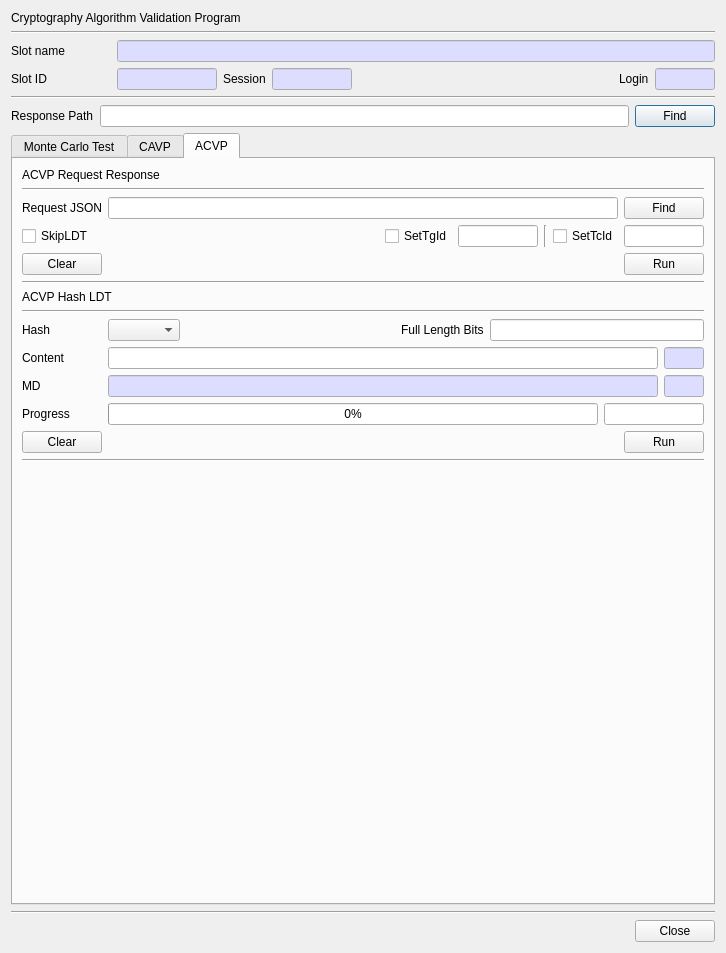
The window that CryptokiMan/cavp_dlg.ui (jykim74/CryptokiMan) describes before a commit, drawn with Qt 5.
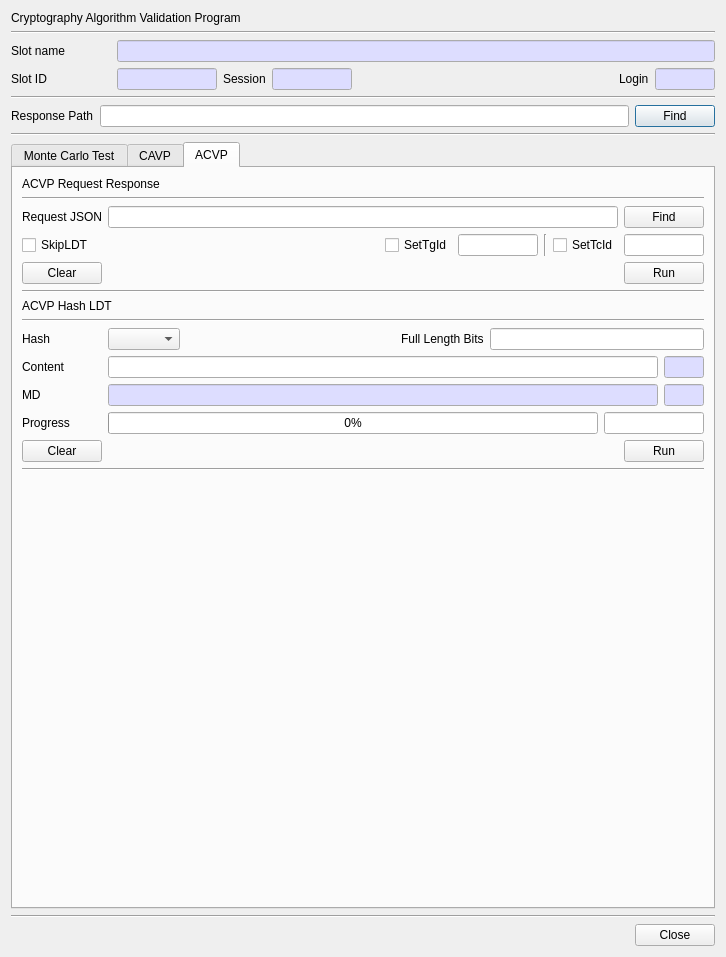
The same window after the commit.

The edit to the form file:
```diff
--- a/CryptokiMan/cavp_dlg.ui
+++ b/CryptokiMan/cavp_dlg.ui
@@ -7,7 +7,7 @@
     <x>0</x>
     <y>0</y>
     <width>726</width>
-    <height>953</height>
+    <height>957</height>
    </rect>
   </property>
   <property name="windowTitle">
@@ -280,6 +280,13 @@
      </item>
     </layout>
    </item>
+   <item>
+    <widget class="Line" name="line_18">
+     <property name="orientation">
+      <enum>Qt::Horizontal</enum>
+     </property>
+    </widget>
+   </item>
    <item>
     <widget class="QTabWidget" name="mTabWidget">
      <property name="currentIndex">
```
